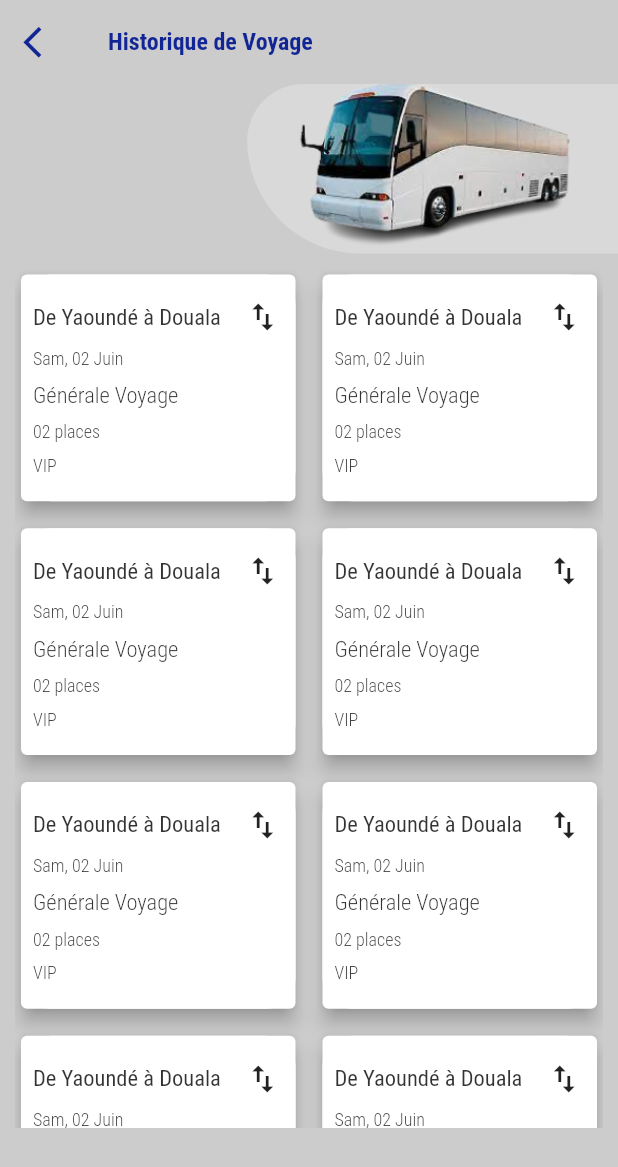
After one commit to Perrin-Nj/Landflight-Developement-, a Flutter app: the Historique_voyage screen opened directly, on a phone screen of 412 x 824 dp. The commit adds this screen. Shown: the top 1167 px of the screen. Run offline on Flutter 3.47's test engine with Material 2 defaults, Android fonts, the phone set to English and light mode, and no system bars; our stand-ins replace intl_phone_number_input.

Commit message:
tache du 03 debut et fin

```diff
--- /dev/null
+++ b/lib/screens/home/historique_voyage.dart
@@ -0,0 +1,129 @@
+import 'package:flutter/material.dart';
+import 'package:landflight/utils/theme.dart';
+
+class Historique_voyage extends StatefulWidget {
+  Historique_voyage({Key? key}) : super(key: key);
+
+  @override
+  State<Historique_voyage> createState() => _Historique_voyageState();
+}
+
+class _Historique_voyageState extends State<Historique_voyage> {
+  @override
+  Widget build(BuildContext context) {
+    final heigth = MediaQuery.of(context).size.height;
+    final widht = MediaQuery.of(context).size.width;
+
+    return Scaffold(
+      backgroundColor: Color.fromRGBO(204, 204, 204, 1),
+      appBar: AppBar(
+        elevation: 0,
+        title: Text(
+          "Historique de Voyage",
+          style:
+              TextStyle(color: PRIMARY_COLOR, fontSize: 16, fontFamily: "Bold"),
+        ),
+        centerTitle: false,
+        leading: IconButton(
+            onPressed: () {},
+            icon: Icon(
+              Icons.arrow_back_ios,
+              size: 25,
+              color: PRIMARY_COLOR,
+            )),
+        backgroundColor: Color.fromRGBO(204, 204, 204, 1),
+      ),
+      body: Container(
+        height: heigth,
+        width: widht,
+        child: Column(
+          crossAxisAlignment: CrossAxisAlignment.end,
+          children: [
+            Container(
+              height: 113,
+              width: widht * 0.6,
+              decoration: BoxDecoration(
+                  color: GRAY_COLOR,
+                  borderRadius: BorderRadius.only(
+                      bottomLeft: Radius.circular(200),
+                      topLeft: Radius.circular(100))),
+              child: Image.asset("assets/images/image 45.png"),
+            ),
+            Align(
+              alignment: Alignment.bottomCenter,
+              child: Container(
+                  width: widht,
+                  height: heigth * 0.72,
+                  padding: EdgeInsets.all(10),
+                  child: ListView(shrinkWrap: true, children: [
+                    GridView.builder(
+                      physics: NeverScrollableScrollPhysics(),
+                      shrinkWrap: true,
+                      itemCount: 8,
+                      gridDelegate: SliverGridDelegateWithFixedCrossAxisCount(
+                        crossAxisCount: widht < 650
+                            ? widht < 450
+                                ? 2
+                                : 3
+                            : 4,
+                        crossAxisSpacing: 10,
+                        mainAxisSpacing: 10,
+                        childAspectRatio: 1.2,
+                      ),
+                      itemBuilder: (context, index) => Card(
+                        elevation: 5,
+                        child: Container(
+                          padding: EdgeInsets.all(8),
+                          decoration: BoxDecoration(
+                              color: WHITE_COLOR,
+                              borderRadius: BorderRadius.circular(20)),
+                          child: Column(
+                              crossAxisAlignment: CrossAxisAlignment.start,
+                              mainAxisAlignment: MainAxisAlignment.spaceEvenly,
+                              children: [
+                                Row(
+                                  children: [
+                                    Expanded(
+                                      flex: 5,
+                                      child: Text("De Yaoundé à Douala",
+                                          style: TextStyle(
+                                              color: FONT_COLOR.withOpacity(.8),
+                                              fontSize: 15,
+                                              fontFamily: "Regular")),
+                                    ),
+                                    Expanded(
+                                        flex: 1, child: Icon(Icons.swap_vert))
+                                  ],
+                                ),
+                                Text("Sam, 02 Juin",
+                                    style: TextStyle(
+                                        color: FONT_COLOR.withOpacity(.8),
+                                        fontSize: 12,
+                                        fontFamily: "Light")),
+                                Text("Générale Voyage",
+                                    style: TextStyle(
+                                        color: FONT_COLOR.withOpacity(.8),
+                                        fontSize: 15,
+                                        fontFamily: "Light")),
+                                Text("02 places",
+                                    style: TextStyle(
+                                        color: FONT_COLOR.withOpacity(.8),
+                                        fontSize: 12,
+                                        fontFamily: "Light")),
+                                Text("VIP",
+                                    style: TextStyle(
+                                        color: FONT_COLOR.withOpacity(.8),
+                                        fontSize: 12,
+                                        fontFamily: "Light")),
+                              ]),
+                        ),
+                      ),
+                    ),
+                  ])),
+            )
+          ],
+        ),
+      ),
+    );
+  }
+}
--- a/lib/screens/home/home_screen.dart
+++ b/lib/screens/home/home_screen.dart
@@ -1,6 +1,7 @@
 import 'package:flutter/material.dart';
 import 'package:flutter/services.dart';
 import 'package:landflight/controller/MenuController.dart';
+import 'package:landflight/screens/home/historique_voyage.dart';
 import 'package:landflight/screens/home/homepage.dart';
 import 'package:landflight/screens/home/nos_agences.dart';
 import 'package:landflight/screens/home/parametre.dart';
@@ -34,7 +35,7 @@ class _HomeScreenState extends State<HomeScreen> {
         two = false;
         tree = false;
 
-        return Container();
+        return Historique_voyage();
 
       case 1:
         one = false;
--- a/lib/screens/home/side_menu.dart
+++ b/lib/screens/home/side_menu.dart
@@ -1,5 +1,3 @@
-import 'dart:ffi';
-
 import 'package:flutter/material.dart';
 import 'package:landflight/screens/home/nos_agences.dart';
 import 'package:landflight/screens/home/parametre.dart';
```
Also changed, not shown: assets/images/image 45.png (added).
